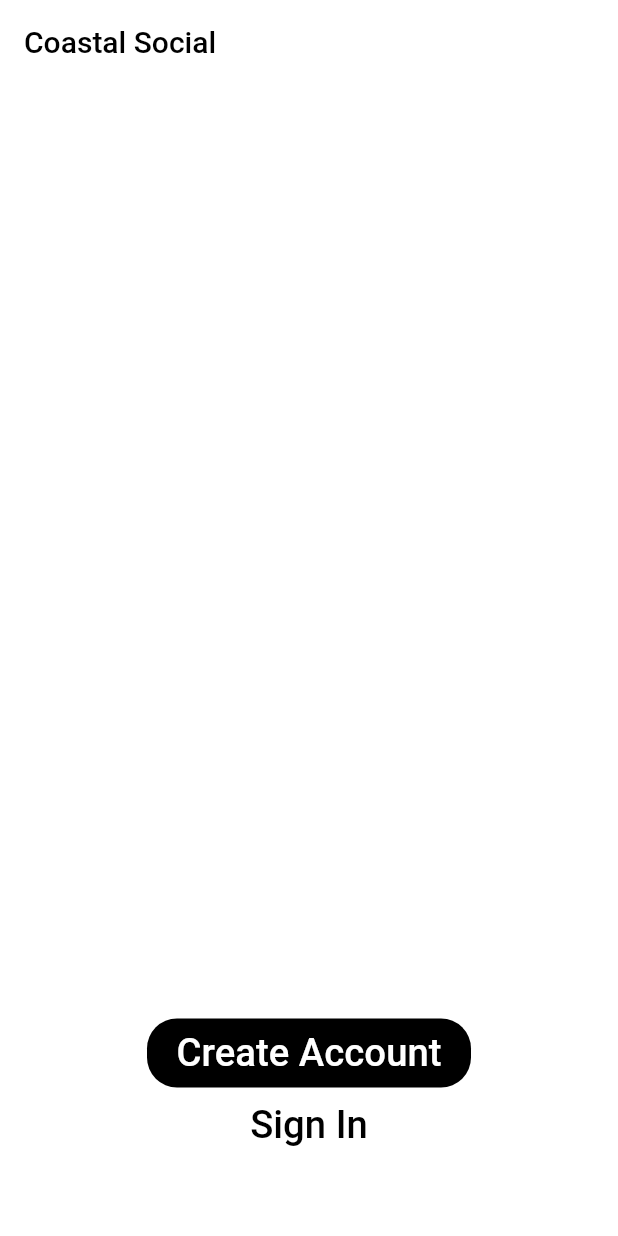
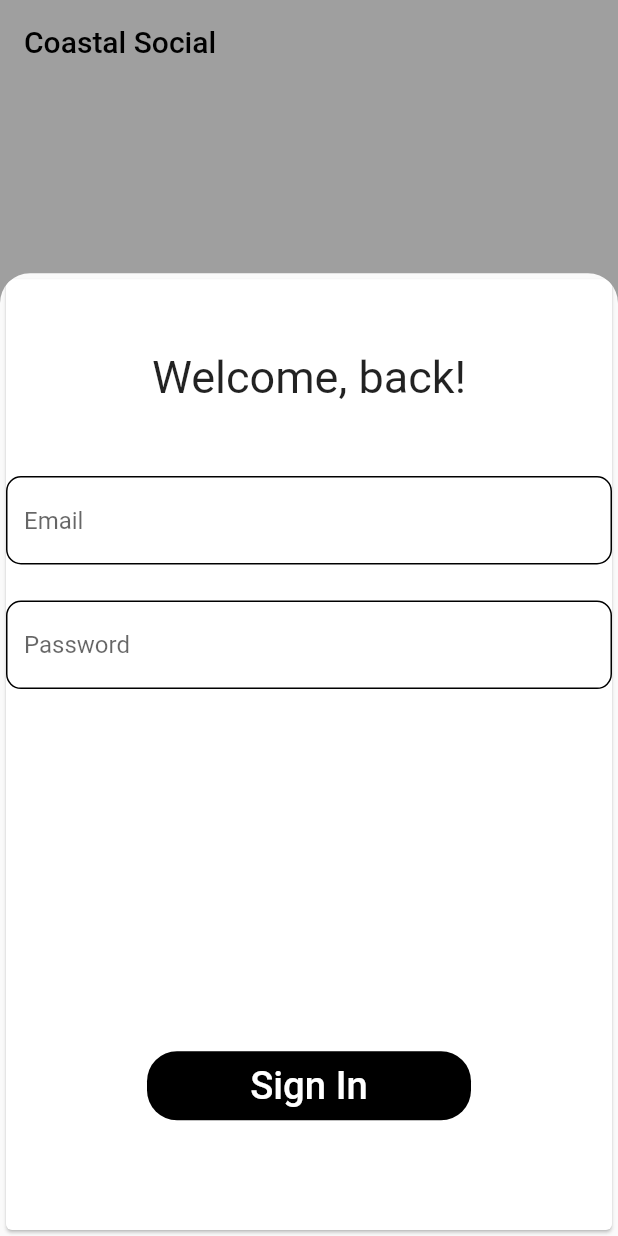
Before and after one commit to danielmc02/coast_link, a Flutter app: the screen it shows after launch, after a tap on "Sign In", on a phone screen of 412 x 824 dp. Run offline on Flutter 3.47's test engine with Material 2 defaults, Android fonts, the phone set to English and light mode, and no system bars; our stand-ins replace animated_text_kit, firebase_auth, firebase_core, flutter_map, modal_bottom_sheet; accounts and stored records are empty.

Commit message:
Stable Version and visually nice

```diff
--- a/lib/main.dart
+++ b/lib/main.dart
@@ -5,6 +5,7 @@
 import 'package:flutter/material.dart';
 import 'package:provider/provider.dart';
 import 'package:animated_text_kit/animated_text_kit.dart';
+import 'package:modal_bottom_sheet/modal_bottom_sheet.dart';
 
 void main() async {
   WidgetsFlutterBinding.ensureInitialized();
@@ -87,9 +88,20 @@
 }
 
 class _IntroPageState extends State<IntroPage> {
+  TextEditingController _emailController = TextEditingController();
+  TextEditingController _passwordController = TextEditingController();
+  @override
+  void dispose()
+  {
+    _emailController.dispose();
+    _passwordController.dispose();
+    super.dispose();
+  }
   @override
   Widget build(BuildContext context) {
-    return Scaffold(
+    return Consumer<IntroState>(
+      builder: (context, algo, child) =>
+       Scaffold(
              /* bottomSheet: BottomSheet(
                   animationController: animController,
                   enableDrag: true,
@@ -98,7 +110,7 @@
                       color: Colors.red,
                       height: MediaQuery.of(context).size.height / 2,
                       width: MediaQuery.of(context).size.width))),*/
-            backgroundColor: Color.fromARGB(244, 255, 255, 255),
+              backgroundColor: Color.fromARGB(255, 244, 244, 244),
               appBar: AppBar(
                 backgroundColor: Colors.transparent,
                 elevation: 0,
@@ -121,38 +133,13 @@
                           mainAxisSize: MainAxisSize.max,
                           mainAxisAlignment: MainAxisAlignment.center,
                           children: [
-                          /*AnimatedTextKit(
-                            animatedTexts: [
-                              TyperAnimatedText(
-                                  textStyle: TextStyle(
-                                    fontSize: 40,
-                                    fontWeight: FontWeight.w600,
+                            Container(
+                              width: MediaQuery.of(context).size.width,
+                              child: Align(
+
+                                child: algo.titles[algo.currentIndex]
                               ),
-                                  "Meet new people",
-                                  speed: Duration(milliseconds: 150)),
-                              TyperAnimatedText(
-                                  textStyle: TextStyle(
-                                    fontSize: 40,
-                                    fontWeight: FontWeight.w600,
                             ),
-                                  "Create public events",
-                                  speed: Duration(milliseconds: 150)),
-                              TyperAnimatedText(
-                                  textStyle: TextStyle(
-                                    fontSize: 40,
-                                    fontWeight: FontWeight.w600,
-                                  ),
-                                  "Find alike people",
-                                  speed: Duration(milliseconds: 150)),
-                              TyperAnimatedText(
-                                  textStyle: TextStyle(
-                                    fontSize: 40,
-                                    fontWeight: FontWeight.w600,
-                                  ),
-                                  "Expand your friend group",
-                                  speed: Duration(milliseconds: 150)),
-                            ],
-                          ),*/
                           ],
                         ),
                         Spacer(),
@@ -178,24 +165,97 @@
                         ),
                         TextButton(
                           onPressed: () {
-                          setState(() {
-                            showBottomSheet(context: context, builder:
-                          (context)=>
+                            showMaterialModalBottomSheet(shape: RoundedRectangleBorder(borderRadius: BorderRadius.only(topLeft: Radius.circular(20),topRight: Radius.circular(20))),context: context, builder: (context)=>
                              Card(
-                              child: Column(children: [Container(width: 50,height: 50,color: Colors.red,)]),
 
+                              child: SizedBox(width: MediaQuery.of(context).size.width,height: MediaQuery.of(context).size.height/1.3,
+                              child: Column(
+                                children: [
+                                  Spacer(flex: 10,),
+                                  Text("Welcome, back!",style: TextStyle(fontSize: 30),),
+                                  Spacer(flex: 10),
+                                TextFormField(
+                        controller: _emailController,
+                        validator: (value) =>
+                            value!.contains("@student.cccd.edu") != true
+                                ? "Email must end in @student.cccd.edu"
+                                : null,
+                        decoration: InputDecoration(
+                          hintText: "Email",
+                          border: OutlineInputBorder(
+                              borderRadius: BorderRadius.circular(10)),
+                          enabledBorder: OutlineInputBorder(
+                              borderRadius: BorderRadius.circular(10)),
+                          errorBorder: OutlineInputBorder(
+                              borderRadius: BorderRadius.circular(10),
+                              borderSide: const BorderSide(color: Colors.red)),
+                          focusedBorder: OutlineInputBorder(
+                              borderRadius: BorderRadius.circular(10),
+                              borderSide: const BorderSide(color: Colors.black)),
+                        ),
+                      ),
+                      Spacer(flex: 5,),
+                      TextFormField(
+                        validator: (String? value) {
+                          if (value!.length < 6) {
+                            return 'Password must be greater than 6 characters';
+                          }
+                          return null;
+                        },
+                        maxLines: 1,
+                        controller: _passwordController,
+
+                        decoration: InputDecoration(
+                          hintText: "Password",
+                          border: OutlineInputBorder(
+                              borderRadius: BorderRadius.circular(10)),
+                          enabledBorder: OutlineInputBorder(
+                              borderRadius: BorderRadius.circular(10)),
+                          errorBorder: OutlineInputBorder(
+                              borderRadius: BorderRadius.circular(10),
+                              borderSide: const BorderSide(color: Colors.red)),
+                          focusedBorder: OutlineInputBorder(
+                              borderRadius: BorderRadius.circular(10),
+                              borderSide: const BorderSide(color: Colors.black)),
+
+                        ),
+                      ),
+                      Spacer(flex: 50,),TextButton(
+                      onPressed: ()  {
+                        algo.auth.signInEmailPassword(_emailController.text,_passwordController.text);
+
+                        print("Sign IN");
+                      },
+                      style: ButtonStyle(
+                          shape: MaterialStateProperty.all(RoundedRectangleBorder(
+                              borderRadius: BorderRadius.circular(20))),
+                          backgroundColor:
+                              MaterialStateProperty.all(Colors.black),
+                          foregroundColor:
+                              MaterialStateProperty.all(Colors.white)),
+                      child: const SizedBox(
+                          height: 30,
+                          width: 200,
+                          child: Center(
+                              child: FittedBox(
+                                  child: Text(
+                            "Sign In",
+                            style: TextStyle(fontSize: 80),
+                          )))),
+                    ),Spacer(flex: 15,)],
+                              ),),
                              ));
-                          });
 
                           },
                           style: ButtonStyle(
+                            side: MaterialStateProperty.all(BorderSide(color: Colors.black)),
                               shape: MaterialStateProperty.all(
                                   RoundedRectangleBorder(
                                       borderRadius: BorderRadius.circular(20))),
                               backgroundColor:
                                   MaterialStateProperty.all(Colors.transparent),
                               foregroundColor:
-                                MaterialStateProperty.all(Colors.black)),
+                                  MaterialStateProperty.all(Colors.black),),
                           child: const SizedBox(
                               height: 30,
                               width: 200,
@@ -207,6 +267,7 @@
                               )))),
                         )
                       ]),
+                ),
               ),
             ),
     );
--- a/lib/services/authentication.dart
+++ b/lib/services/authentication.dart
@@ -38,6 +38,22 @@ late User _user = _auth.currentUser!;
   }
 
 
+  Future signInEmailPassword(String emailAddress, String password) async {
+    print(emailAddress);
+    try {
+      final credential = await _auth
+          .signInWithEmailAndPassword(email: emailAddress, password: password);
+      User? user = credential.user;
+      //publicUser = user;
+      debugPrint("Sucess user signed in. Welcome ${user!.uid.toString()}");
+    } on FirebaseAuthException catch (e) {
+      if (e.code == 'user-not-found') {
+        print('No user found for that email.');
+      } else if (e.code == 'wrong-password') {
+        print('Wrong password provided for that user.');
+      }
+    }
+  }
 
   //Sign out
   Future signOut() async {
--- a/lib/state_providers/intro_state_provider.dart
+++ b/lib/state_providers/intro_state_provider.dart
@@ -1,6 +1,8 @@
 
+import 'package:animated_text_kit/animated_text_kit.dart';
 import 'package:coast_link/services/authentication.dart';
 import 'package:flutter/material.dart';
+import 'package:provider/provider.dart';
 
 class IntroState extends ChangeNotifier
 {
@@ -13,7 +15,100 @@ class IntroState extends ChangeNotifier
     obscureText = !obscureText;
     notifyListeners();
   }
+  int currentIndex = 0;
 
+  List<Widget> titles = [FirstTitle(),SecondTitle()];
+  void changeIndex()
+  {
+    currentIndex = 1;
+    notifyListeners();
+  }
+}
 
+class FirstTitle extends StatefulWidget {
+  const FirstTitle({super.key});
 
+  @override
+  State<FirstTitle> createState() => _FirstTitleState();
 }
+
+class _FirstTitleState extends State<FirstTitle> {
+  @override
+  Widget build(BuildContext context) {
+    return  Consumer<IntroState>(
+      builder: (context, algo, child) =>
+       AnimatedTextKit(onFinished: () => algo.changeIndex(),
+                                    repeatForever: false,
+                                    isRepeatingAnimation: false,
+                                    animatedTexts:  [
+                                      RotateAnimatedText(
+                                        textAlign: TextAlign.center,
+                                          textStyle: const TextStyle(
+
+                                            fontSize: 40,
+                                            fontWeight: FontWeight.w600,
+                                          ),
+                                          "Meet new people",
+                                          //speed: Duration(milliseconds: 150)
+                                          ),
+                                      RotateAnimatedText(
+                                        textAlign: TextAlign.center,
+                                          textStyle: const TextStyle(
+                                            fontSize: 40,
+                                            fontWeight: FontWeight.w600,
+                                          ),
+                                          "Try new things",
+                                          //speed: Duration(milliseconds: 150)
+                                          ),
+                                      RotateAnimatedText(
+                                        textAlign: TextAlign.center,
+                                          textStyle: const TextStyle(
+                                            fontSize: 40,
+                                            fontWeight: FontWeight.w600,
+                                          ),
+                                          "Create public events",
+                                         // speed: Duration(milliseconds: 150)
+                                          ),
+                                      RotateAnimatedText(textAlign: TextAlign.center,
+                                          textStyle: const TextStyle(
+                                            fontSize: 40,
+                                            fontWeight: FontWeight.w600,
+                                          ),
+                                          "Expand your friend group",
+                                          //speed: Duration(milliseconds: 150)
+                                          ),
+/*
+                                          ColorizeAnimatedText(textAlign: TextAlign.center,"Costal Social",
+                                          speed: const Duration(seconds: 1),
+                                          textStyle: const TextStyle(
+                                            fontSize: 40,
+                                            fontWeight: FontWeight.w600,
+                                          ), colors: <Color>[Colors.red,Colors.blue,Colors.purple,Colors.red,Colors.blue,Colors.purple,])*/
+                                    ],
+                                  ),
+    );
+  }
+}
+
+class SecondTitle extends StatefulWidget {
+  const SecondTitle({super.key});
+
+  @override
+  State<SecondTitle> createState() => _SecondTitleState();
+}
+
+class _SecondTitleState extends State<SecondTitle> {
+  @override
+  Widget build(BuildContext context) {
+    return ColorizeAnimatedTextKit(
+                                  repeatForever: false,
+                                  isRepeatingAnimation: false,
+                                  text: ["Costal Social"], colors: [
+                                    Colors.red,Colors.blue,Colors.red,Colors.red
+                                  ], textStyle: TextStyle(
+                                          fontSize: 40,
+                                          fontWeight: FontWeight.w600,
+                                        ),
+                                );
+  }
+}
--- a/pubspec.yaml
+++ b/pubspec.yaml
@@ -39,6 +39,7 @@ dependencies:
   animated_text_kit: ^4.2.2
   flutter_map: ^2.2.0
   firebase_auth: ^3.7.0
+  modal_bottom_sheet: ^2.1.0
 
 dev_dependencies:
   flutter_test:
```
Also changed, not shown: lib/wrapper.dart (+9 -10 lines), pubspec.lock. Lines whose indentation alone changed are shown as unchanged.
